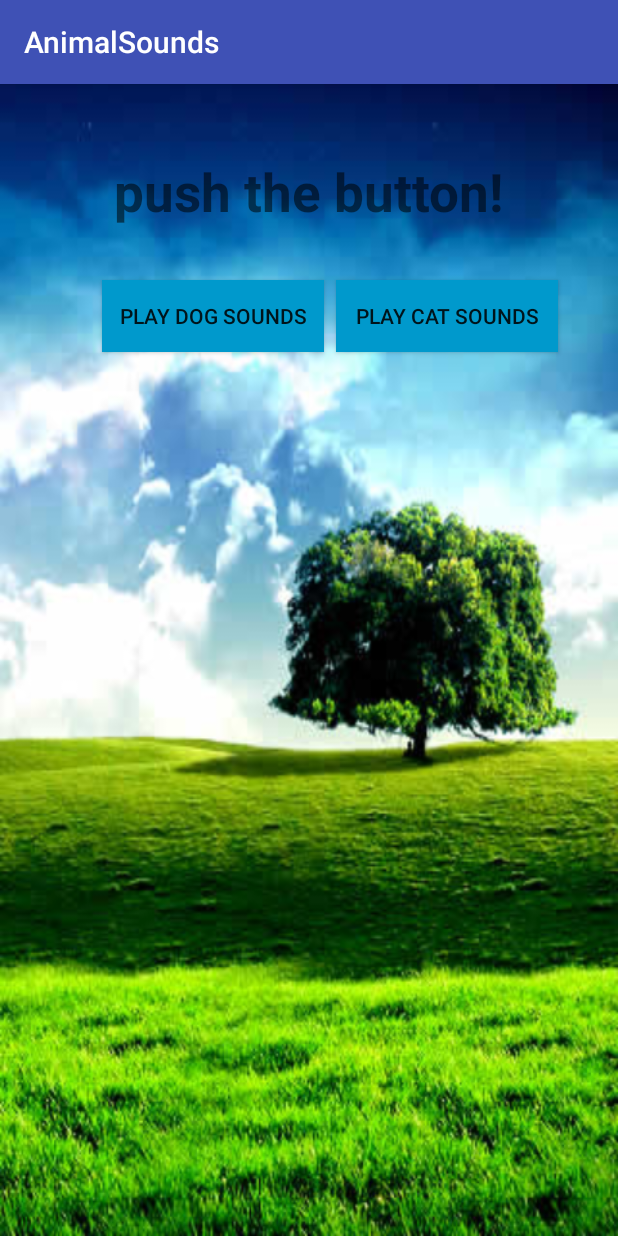
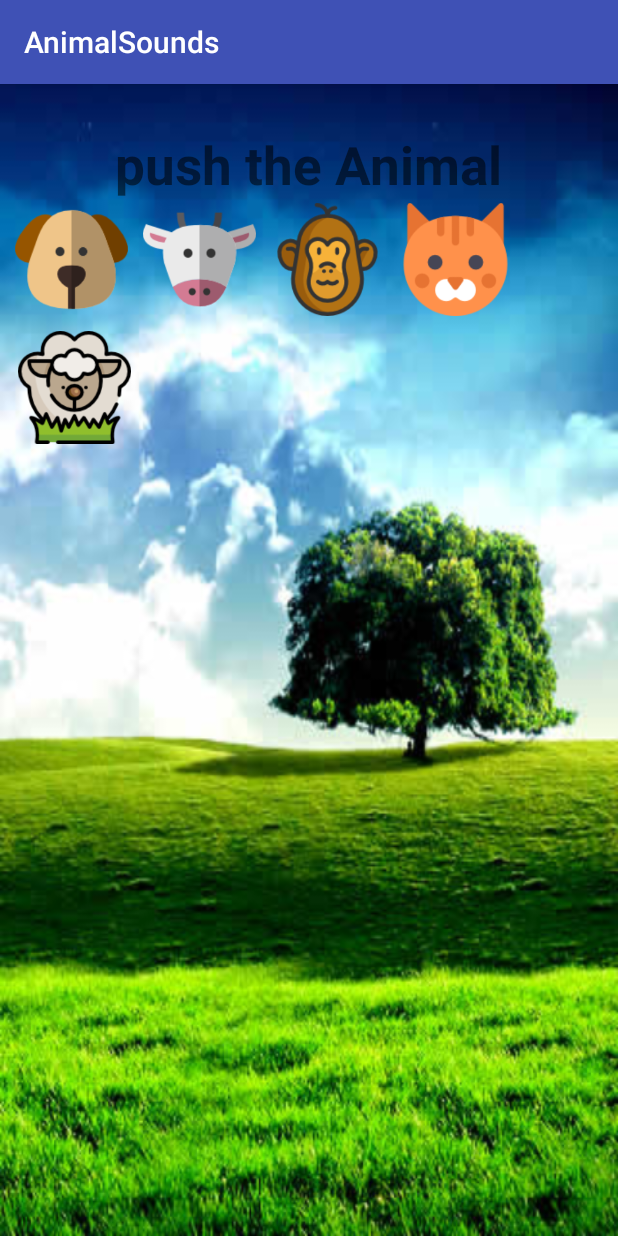
Before and after one commit to Rasti003/Android-Studio, an Android app: the screen it shows after launch (SoundButtonActivity), on a phone screen of 412 x 824 dp. Run offline under Robolectric (Android 15) with nearby library versions, the phone set to English and light mode, and no system bars.

Commit message:
-edit button background -add more animals

```diff
--- a/AnimalSounds/app/src/main/java/com/example/przem/animalsounds/SoundButtonActivity.java
+++ b/AnimalSounds/app/src/main/java/com/example/przem/animalsounds/SoundButtonActivity.java
@@ -40,9 +40,49 @@ public class SoundButtonActivity extends AppCompatActivity {
             }
         });
 
-    }
+        final MediaPlayer CowPlayer = MediaPlayer.create(this, R.raw.cow);
+
+        Button playCow = (Button) this.findViewById(R.id.button_cow);
+
+        playCow.setOnClickListener(new View.OnClickListener() {
+            @Override
+            public void onClick(View v) {
+                CowPlayer.start();
+
+
+            }
+        });
+
+        final MediaPlayer MonkeyPlayer = MediaPlayer.create(this, R.raw.monkey);
+
+        Button playMonkey = (Button) this.findViewById(R.id.button_monkey);
+
+        playMonkey.setOnClickListener(new View.OnClickListener() {
+            @Override
+            public void onClick(View v) {
+                MonkeyPlayer.start();
+
+
+            }
+        });
+
+        final MediaPlayer SheepPlayer = MediaPlayer.create(this, R.raw.sheep);
+
+        Button playSheep = (Button) this.findViewById(R.id.button_sheep);
+
+        playSheep.setOnClickListener(new View.OnClickListener() {
+            @Override
+            public void onClick(View v) {
+                SheepPlayer.start();
+
+
+            }
+        });
 
 
 
 
-    }
+
+        }
+
+}
--- a/AnimalSounds/app/src/main/res/layout/activity_sound_button.xml
+++ b/AnimalSounds/app/src/main/res/layout/activity_sound_button.xml
@@ -13,38 +13,71 @@ android:layout_height="fill_parent"
         android:id="@+id/textView"
         android:layout_width="wrap_content"
         android:layout_height="wrap_content"
-        android:layout_alignParentTop="true"
-        android:layout_centerHorizontal="true"
-        android:layout_marginTop="48dp"
         android:text="@string/information_text"
         android:textStyle="bold"
         android:textSize="35dp"
-        />
+        android:layout_alignParentTop="true"
+        android:layout_centerHorizontal="true"
+        android:layout_marginTop="30dp"/>
 
-
+<LinearLayout
+    android:layout_width="wrap_content"
+    android:layout_height="wrap_content"
+    android:layout_alignParentTop="true"
+    android:layout_alignParentStart="true"
+    android:layout_marginTop="69dp"
+    android:id="@+id/linearLayout">
 
     <Button
-        android:id="@+id/button_cat"
-        android:layout_width="148dp"
-        android:layout_height="48dp"
-        android:layout_alignParentEnd="true"
-        android:layout_alignTop="@+id/button_dog"
-        android:layout_marginLeft="4dp"
-        android:layout_marginRight="40dp"
-        android:background="@android:color/holo_blue_dark"
-        android:text="@string/Cat_button"
+        android:id="@+id/button_dog"
+        android:layout_width="75dp"
+        android:layout_height="75dp"
+        android:layout_marginStart="10dp"
+        android:background="@drawable/dog"
+        android:layout_marginTop="10dp"
 
         />
 
     <Button
-        android:id="@+id/button_dog"
-        android:layout_width="148dp"
-        android:layout_height="48dp"
-        android:layout_below="@+id/textView"
-        android:layout_marginTop="35dp"
-        android:layout_marginLeft="40dp"
-        android:layout_marginRight="4dp"
-        android:layout_toStartOf="@+id/button_cat"
-        android:background="@android:color/holo_blue_dark"
-        android:text="@string/Dog_button"/>
+        android:id="@+id/button_cow"
+        android:layout_width="75dp"
+        android:layout_height="75dp"
+        android:layout_marginStart="10dp"
+        android:background="@drawable/cow"
+        android:layout_marginTop="10dp"
+
+        />
+
+    <Button
+        android:id="@+id/button_monkey"
+        android:layout_width="75dp"
+        android:layout_height="75dp"
+        android:layout_marginStart="10dp"
+        android:background="@drawable/monkey"
+        android:layout_marginTop="10dp"
+
+        />
+
+    <Button
+        android:id="@+id/button_cat"
+        android:layout_width="75dp"
+        android:layout_height="75dp"
+        android:layout_marginStart="10dp"
+        android:background="@drawable/cat"
+        android:layout_marginTop="10dp"
+
+        />
+
+</LinearLayout>
+
+    <Button
+        android:id="@+id/button_sheep"
+        android:layout_width="75dp"
+        android:layout_height="75dp"
+
+        android:layout_marginStart="12dp"
+        android:background="@drawable/sheep"
+        android:layout_below="@+id/linearLayout"
+        android:layout_alignParentStart="true"
+        android:layout_marginTop="10dp"/>
 </RelativeLayout>
--- a/AnimalSounds/app/src/main/res/values/strings.xml
+++ b/AnimalSounds/app/src/main/res/values/strings.xml
@@ -1,6 +1,6 @@
 <resources>
     <string name="app_name">AnimalSounds</string>
     <string name="Cat_button">Play Cat sounds</string>
-    <string name="information_text">push the button!</string>
+    <string name="information_text">push the Animal</string>
     <string name="Dog_button">PLAY DOG SOUNDS</string>
 </resources>
```
Also changed, not shown: AnimalSounds/app/src/main/res/drawable/cat.png (added), AnimalSounds/app/src/main/res/drawable/cow.png (added), AnimalSounds/app/src/main/res/drawable/dog.png (added), AnimalSounds/app/src/main/res/drawable/monkey.png (added), AnimalSounds/app/src/main/res/drawable/sheep.png (added), 3 other files.
